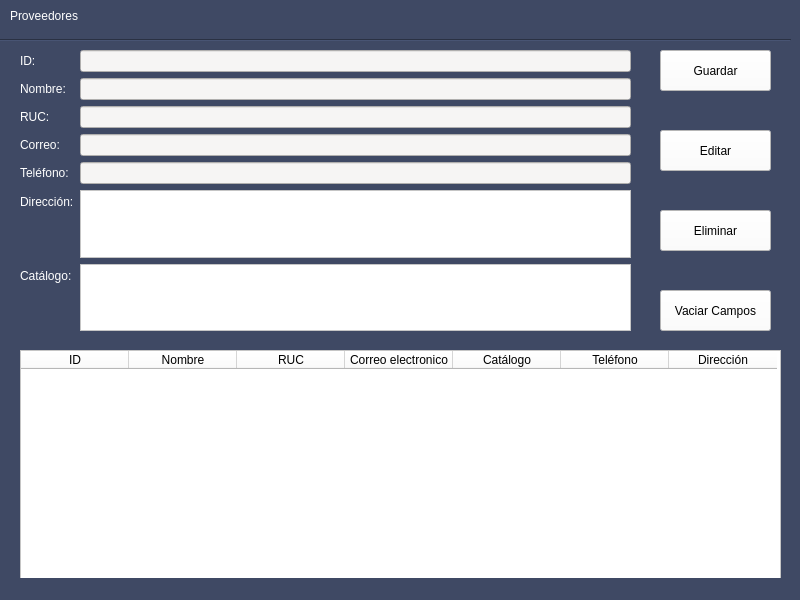
This is Proyecto/Interfaces/Ui/Proveedores.ui in EdCenten0/MAPA-Python as Qt 5 draws it before an edit. The edited form follows.
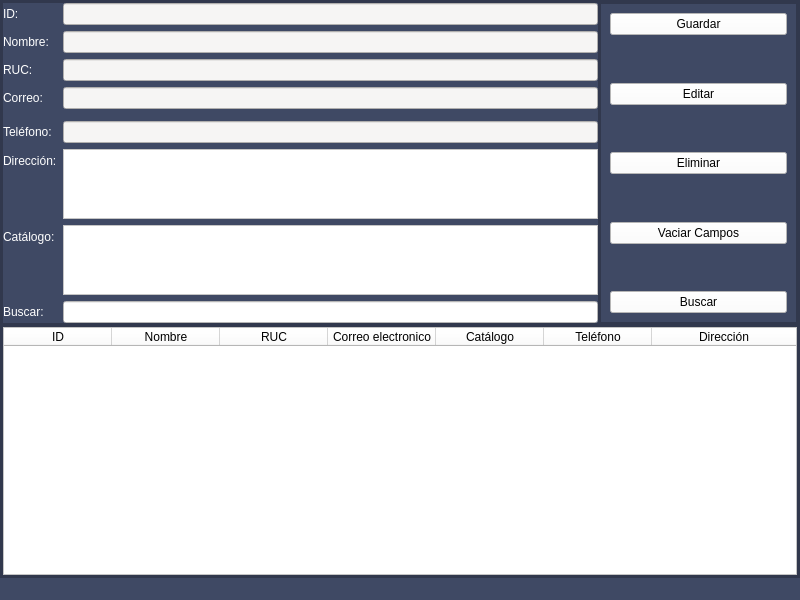
This is the edited form.

Commit message: Frm_proveedor responsive y agregue el buscar (Falta darle acción)

What changed in the file:
```diff
--- a/Proyecto/Interfaces/Ui/Proveedores.ui
+++ b/Proyecto/Interfaces/Ui/Proveedores.ui
@@ -17,172 +17,99 @@
    <string notr="true">background-color: rgb(63, 73, 100);</string>
   </property>
   <widget class="QWidget" name="centralwidget">
-   <widget class="Line" name="line">
-    <property name="geometry">
-     <rect>
-      <x>0</x>
-      <y>30</y>
-      <width>791</width>
-      <height>20</height>
-     </rect>
+   <layout class="QVBoxLayout" name="verticalLayout">
+    <property name="spacing">
+     <number>0</number>
     </property>
-    <property name="sizePolicy">
-     <sizepolicy hsizetype="Fixed" vsizetype="Fixed">
-      <horstretch>0</horstretch>
-      <verstretch>0</verstretch>
-     </sizepolicy>
+    <property name="leftMargin">
+     <number>0</number>
     </property>
-    <property name="orientation">
-     <enum>Qt::Horizontal</enum>
+    <property name="topMargin">
+     <number>0</number>
     </property>
-   </widget>
-   <widget class="QLabel" name="label">
-    <property name="geometry">
-     <rect>
-      <x>10</x>
-      <y>0</y>
-      <width>191</width>
-      <height>31</height>
-     </rect>
+    <property name="rightMargin">
+     <number>0</number>
     </property>
-    <property name="styleSheet">
-     <string notr="true">font: 15pt &quot;MS Shell Dlg 2&quot;;
-color: rgb(255, 255, 255);</string>
+    <property name="bottomMargin">
+     <number>0</number>
     </property>
-    <property name="text">
-     <string>Proveedores</string>
-    </property>
-   </widget>
-   <widget class="QTableWidget" name="tb_Proveedor">
-    <property name="geometry">
-     <rect>
-      <x>20</x>
-      <y>350</y>
-      <width>761</width>
-      <height>231</height>
-     </rect>
-    </property>
-    <property name="cursor" stdset="0">
-     <cursorShape>PointingHandCursor</cursorShape>
-    </property>
-    <property name="styleSheet">
-     <string notr="true">background-color: rgb(255, 255, 255);</string>
-    </property>
-    <attribute name="horizontalHeaderDefaultSectionSize">
-     <number>108</number>
-    </attribute>
-    <column>
-     <property name="text">
-      <string>ID</string>
-     </property>
-    </column>
-    <column>
-     <property name="text">
-      <string>Nombre</string>
-     </property>
-    </column>
-    <column>
-     <property name="text">
-      <string>RUC</string>
-     </property>
-    </column>
-    <column>
-     <property name="text">
-      <string>Correo electronico</string>
-     </property>
-    </column>
-    <column>
-     <property name="text">
-      <string>Catálogo</string>
-     </property>
-    </column>
-    <column>
-     <property name="text">
-      <string>Teléfono</string>
-     </property>
-    </column>
-    <column>
-     <property name="text">
-      <string>Dirección</string>
-     </property>
-    </column>
-   </widget>
-   <widget class="QPushButton" name="bt_Guardar">
-    <property name="geometry">
-     <rect>
-      <x>660</x>
-      <y>50</y>
-      <width>111</width>
-      <height>41</height>
-     </rect>
-    </property>
-    <property name="styleSheet">
-     <string notr="true">background-color: rgb(255, 255, 255);</string>
-    </property>
-    <property name="text">
-     <string>Guardar</string>
-    </property>
-   </widget>
-   <widget class="QPushButton" name="bt_Editar">
-    <property name="geometry">
-     <rect>
-      <x>660</x>
-      <y>130</y>
-      <width>111</width>
-      <height>41</height>
-     </rect>
-    </property>
+    <item>
+     <widget class="QFrame" name="frame">
+      <property name="frameShape">
+       <enum>QFrame::StyledPanel</enum>
+      </property>
+      <property name="frameShadow">
+       <enum>QFrame::Raised</enum>
+      </property>
+      <layout class="QVBoxLayout" name="verticalLayout_3" stretch="1,1">
+       <property name="spacing">
+        <number>0</number>
+       </property>
+       <property name="leftMargin">
+        <number>0</number>
+       </property>
+       <property name="topMargin">
+        <number>0</number>
+       </property>
+       <property name="rightMargin">
+        <number>0</number>
+       </property>
+       <property name="bottomMargin">
+        <number>0</number>
+       </property>
+       <item>
+        <widget class="QFrame" name="frame_2">
+         <property name="styleSheet">
+          <string notr="true"/>
+         </property>
+         <property name="frameShape">
+          <enum>QFrame::StyledPanel</enum>
+         </property>
+         <property name="frameShadow">
+          <enum>QFrame::Raised</enum>
+         </property>
+         <layout class="QHBoxLayout" name="horizontalLayout_3" stretch="3,1">
+          <property name="spacing">
+           <number>0</number>
+          </property>
+          <property name="leftMargin">
+           <number>0</number>
+          </property>
+          <property name="topMargin">
+           <number>0</number>
+          </property>
+          <property name="rightMargin">
+           <number>0</number>
+          </property>
+          <property name="bottomMargin">
+           <number>0</number>
+          </property>
+          <item>
+           <widget class="QFrame" name="frame_5">
     <property name="styleSheet">
-     <string notr="true">background-color: rgb(255, 255, 255);</string>
-    </property>
-    <property name="text">
-     <string>Editar</string>
-    </property>
-   </widget>
-   <widget class="QPushButton" name="bt_Eliminar">
-    <property name="geometry">
-     <rect>
-      <x>660</x>
-      <y>210</y>
-      <width>111</width>
-      <height>41</height>
-     </rect>
-    </property>
-    <property name="styleSheet">
-     <string notr="true">background-color: rgb(255, 255, 255);</string>
-    </property>
-    <property name="text">
-     <string>Eliminar</string>
-    </property>
-   </widget>
-   <widget class="QPushButton" name="bt_Vaciar">
-    <property name="geometry">
-     <rect>
-      <x>660</x>
-      <y>290</y>
-      <width>111</width>
-      <height>41</height>
-     </rect>
-    </property>
-    <property name="styleSheet">
-     <string notr="true">background-color: rgb(255, 255, 255);</string>
-    </property>
-    <property name="text">
-     <string>Vaciar Campos</string>
-    </property>
-   </widget>
-   <widget class="QWidget" name="formLayoutWidget">
-    <property name="geometry">
-     <rect>
-      <x>20</x>
-      <y>50</y>
-      <width>611</width>
-      <height>281</height>
-     </rect>
-    </property>
-    <layout class="QFormLayout" name="formLayout_2">
+             <string notr="true"/>
+            </property>
+            <property name="frameShape">
+             <enum>QFrame::StyledPanel</enum>
+            </property>
+            <property name="frameShadow">
+             <enum>QFrame::Raised</enum>
+            </property>
+            <layout class="QFormLayout" name="formLayout">
+             <property name="leftMargin">
+              <number>0</number>
+             </property>
+             <property name="topMargin">
+              <number>0</number>
+             </property>
+             <property name="rightMargin">
+              <number>0</number>
+             </property>
+             <property name="bottomMargin">
+              <number>0</number>
+             </property>
      <item row="0" column="0">
-      <widget class="QLabel" name="label_6">
+              <widget class="QLabel" name="label_21">
        <property name="styleSheet">
         <string notr="true">font: 14pt &quot;Ubuntu&quot;;
 color: rgb(255, 255, 255);</string>
@@ -192,8 +119,18 @@
        </property>
       </widget>
      </item>
+             <item row="0" column="1">
+              <widget class="QLineEdit" name="line_id">
+               <property name="enabled">
+                <bool>false</bool>
+               </property>
+               <property name="styleSheet">
+                <string notr="true">background-color: rgb(246, 245, 244);</string>
+               </property>
+              </widget>
+             </item>
      <item row="2" column="0">
-      <widget class="QLabel" name="label_7">
+              <widget class="QLabel" name="label_20">
        <property name="styleSheet">
         <string notr="true">font: 14pt &quot;Ubuntu&quot;;
 color: rgb(255, 255, 255);</string>
@@ -203,8 +140,18 @@
        </property>
       </widget>
      </item>
+             <item row="2" column="1">
+              <widget class="QLineEdit" name="line_nombre">
+               <property name="enabled">
+                <bool>true</bool>
+               </property>
+               <property name="styleSheet">
+                <string notr="true">background-color: rgb(246, 245, 244);</string>
+               </property>
+              </widget>
+             </item>
      <item row="4" column="0">
-      <widget class="QLabel" name="label_8">
+              <widget class="QLabel" name="label_24">
        <property name="styleSheet">
         <string notr="true">font: 14pt &quot;Ubuntu&quot;;
 color: rgb(255, 255, 255);</string>
@@ -214,8 +161,18 @@
        </property>
       </widget>
      </item>
+             <item row="4" column="1">
+              <widget class="QLineEdit" name="line_ruc">
+               <property name="enabled">
+                <bool>true</bool>
+               </property>
+               <property name="styleSheet">
+                <string notr="true">background-color: rgb(246, 245, 244);</string>
+               </property>
+              </widget>
+             </item>
      <item row="6" column="0">
-      <widget class="QLabel" name="label_9">
+              <widget class="QLabel" name="label_25">
        <property name="styleSheet">
         <string notr="true">font: 14pt &quot;Ubuntu&quot;;
 color: rgb(255, 255, 255);</string>
@@ -225,38 +182,8 @@
        </property>
       </widget>
      </item>
-     <item row="0" column="1">
-      <widget class="QLineEdit" name="line_Id">
-       <property name="enabled">
-        <bool>false</bool>
-       </property>
-       <property name="styleSheet">
-        <string notr="true">background-color: rgb(246, 245, 244);</string>
-       </property>
-      </widget>
-     </item>
-     <item row="2" column="1">
-      <widget class="QLineEdit" name="line_Nombre">
-       <property name="enabled">
-        <bool>true</bool>
-       </property>
-       <property name="styleSheet">
-        <string notr="true">background-color: rgb(246, 245, 244);</string>
-       </property>
-      </widget>
-     </item>
-     <item row="4" column="1">
-      <widget class="QLineEdit" name="line_Ruc">
-       <property name="enabled">
-        <bool>true</bool>
-       </property>
-       <property name="styleSheet">
-        <string notr="true">background-color: rgb(246, 245, 244);</string>
-       </property>
-      </widget>
-     </item>
      <item row="6" column="1">
-      <widget class="QLineEdit" name="line_Correo">
+              <widget class="QLineEdit" name="line_correo">
        <property name="enabled">
         <bool>true</bool>
        </property>
@@ -265,19 +192,21 @@
        </property>
       </widget>
      </item>
-     <item row="10" column="0">
-      <widget class="QLabel" name="label_12">
-       <property name="styleSheet">
-        <string notr="true">font: 14pt &quot;Ubuntu&quot;;
-color: rgb(255, 255, 255);</string>
-       </property>
-       <property name="text">
-        <string>Dirección:</string>
-       </property>
-      </widget>
-     </item>
      <item row="8" column="0">
-      <widget class="QLabel" name="label_11">
+              <spacer name="verticalSpacer_5">
+               <property name="orientation">
+                <enum>Qt::Vertical</enum>
+               </property>
+               <property name="sizeHint" stdset="0">
+                <size>
+                 <width>20</width>
+                 <height>40</height>
+                </size>
+               </property>
+              </spacer>
+             </item>
+             <item row="9" column="0">
+              <widget class="QLabel" name="label_22">
        <property name="styleSheet">
         <string notr="true">font: 14pt &quot;Ubuntu&quot;;
 color: rgb(255, 255, 255);</string>
@@ -287,25 +216,36 @@
        </property>
       </widget>
      </item>
+             <item row="9" column="1">
+              <widget class="QLineEdit" name="line_telefono">
+               <property name="enabled">
+                <bool>true</bool>
+               </property>
+               <property name="styleSheet">
+                <string notr="true">background-color: rgb(246, 245, 244);</string>
+               </property>
+              </widget>
+             </item>
+             <item row="10" column="0">
+              <widget class="QLabel" name="label_23">
+               <property name="styleSheet">
+                <string notr="true">font: 14pt &quot;Ubuntu&quot;;
+color: rgb(255, 255, 255);</string>
+               </property>
+               <property name="text">
+                <string>Dirección:</string>
+               </property>
+              </widget>
+             </item>
      <item row="10" column="1">
-      <widget class="QTextEdit" name="line_Direccion">
+              <widget class="QTextEdit" name="line_direccion">
        <property name="styleSheet">
         <string notr="true">background-color: rgb(255, 255, 255);</string>
        </property>
       </widget>
      </item>
-     <item row="8" column="1">
-      <widget class="QLineEdit" name="line_Telefono">
-       <property name="enabled">
-        <bool>true</bool>
-       </property>
-       <property name="styleSheet">
-        <string notr="true">background-color: rgb(246, 245, 244);</string>
-       </property>
-      </widget>
-     </item>
-     <item row="11" column="0">
-      <widget class="QLabel" name="label_10">
+             <item row="13" column="0">
+              <widget class="QLabel" name="label_26">
        <property name="styleSheet">
         <string notr="true">font: 14pt &quot;Ubuntu&quot;;
 color: rgb(255, 255, 255);</string>
@@ -315,25 +255,293 @@
        </property>
       </widget>
      </item>
-     <item row="11" column="1">
-      <widget class="QTextEdit" name="line_Catalogo">
+             <item row="13" column="1">
+              <widget class="QTextEdit" name="line_catalogo">
        <property name="styleSheet">
         <string notr="true">background-color: rgb(255, 255, 255);</string>
        </property>
       </widget>
      </item>
-    </layout>
-   </widget>
-  </widget>
-  <widget class="QMenuBar" name="menubar">
-   <property name="geometry">
-    <rect>
-     <x>0</x>
-     <y>0</y>
-     <width>800</width>
-     <height>21</height>
-    </rect>
-   </property>
+             <item row="14" column="0">
+              <widget class="QLabel" name="label_27">
+               <property name="styleSheet">
+                <string notr="true">font: 14pt &quot;Ubuntu&quot;;
+color: rgb(255, 255, 255);</string>
+               </property>
+               <property name="text">
+                <string>Buscar:</string>
+               </property>
+              </widget>
+             </item>
+             <item row="14" column="1">
+              <widget class="QLineEdit" name="line_buscar_proveedores">
+               <property name="styleSheet">
+                <string notr="true">background-color: rgb(255, 255, 255);</string>
+               </property>
+              </widget>
+             </item>
+            </layout>
+           </widget>
+          </item>
+          <item>
+           <widget class="QFrame" name="frame_6">
+            <property name="frameShape">
+             <enum>QFrame::StyledPanel</enum>
+            </property>
+            <property name="frameShadow">
+             <enum>QFrame::Raised</enum>
+            </property>
+            <layout class="QVBoxLayout" name="verticalLayout_10">
+             <property name="spacing">
+              <number>0</number>
+             </property>
+             <property name="leftMargin">
+              <number>0</number>
+             </property>
+             <property name="topMargin">
+              <number>0</number>
+             </property>
+             <property name="rightMargin">
+              <number>0</number>
+             </property>
+             <property name="bottomMargin">
+              <number>0</number>
+             </property>
+             <item>
+              <widget class="QFrame" name="frame_7">
+               <property name="frameShape">
+                <enum>QFrame::StyledPanel</enum>
+               </property>
+               <property name="frameShadow">
+                <enum>QFrame::Raised</enum>
+               </property>
+               <layout class="QVBoxLayout" name="verticalLayout_9">
+                <item>
+                 <widget class="QPushButton" name="bt_Guardar">
+                  <property name="styleSheet">
+                   <string notr="true">background-color: rgb(255, 255, 255);</string>
+                  </property>
+                  <property name="text">
+                   <string>Guardar</string>
+                  </property>
+                 </widget>
+                </item>
+                <item>
+                 <spacer name="verticalSpacer">
+                  <property name="orientation">
+                   <enum>Qt::Vertical</enum>
+                  </property>
+                  <property name="sizeHint" stdset="0">
+                   <size>
+                    <width>20</width>
+                    <height>40</height>
+                   </size>
+                  </property>
+                 </spacer>
+                </item>
+                <item>
+                 <widget class="QPushButton" name="bt_Editar">
+                  <property name="styleSheet">
+                   <string notr="true">background-color: rgb(255, 255, 255);</string>
+                  </property>
+                  <property name="text">
+                   <string>Editar</string>
+                  </property>
+                 </widget>
+                </item>
+                <item>
+                 <spacer name="verticalSpacer_2">
+                  <property name="orientation">
+                   <enum>Qt::Vertical</enum>
+                  </property>
+                  <property name="sizeHint" stdset="0">
+                   <size>
+                    <width>20</width>
+                    <height>40</height>
+                   </size>
+                  </property>
+                 </spacer>
+                </item>
+                <item>
+                 <widget class="QPushButton" name="bt_Eliminar">
+                  <property name="styleSheet">
+                   <string notr="true">background-color: rgb(255, 255, 255);</string>
+                  </property>
+                  <property name="text">
+                   <string>Eliminar</string>
+                  </property>
+                 </widget>
+                </item>
+                <item>
+                 <spacer name="verticalSpacer_3">
+                  <property name="orientation">
+                   <enum>Qt::Vertical</enum>
+                  </property>
+                  <property name="sizeHint" stdset="0">
+                   <size>
+                    <width>20</width>
+                    <height>40</height>
+                   </size>
+                  </property>
+                 </spacer>
+                </item>
+                <item>
+                 <widget class="QPushButton" name="bt_Vaciar">
+                  <property name="styleSheet">
+                   <string notr="true">background-color: rgb(255, 255, 255);</string>
+                  </property>
+                  <property name="text">
+                   <string>Vaciar Campos</string>
+                  </property>
+                 </widget>
+                </item>
+                <item>
+                 <spacer name="verticalSpacer_4">
+                  <property name="orientation">
+                   <enum>Qt::Vertical</enum>
+                  </property>
+                  <property name="sizeHint" stdset="0">
+                   <size>
+                    <width>20</width>
+                    <height>40</height>
+                   </size>
+                  </property>
+                 </spacer>
+                </item>
+                <item>
+                 <widget class="QPushButton" name="bt_Buscar_Proveedor">
+                  <property name="styleSheet">
+                   <string notr="true">background-color: rgb(255, 255, 255);</string>
+                  </property>
+                  <property name="text">
+                   <string>Buscar</string>
+                  </property>
+                 </widget>
+                </item>
+               </layout>
+              </widget>
+             </item>
+            </layout>
+           </widget>
+          </item>
+         </layout>
+        </widget>
+       </item>
+       <item>
+        <widget class="QFrame" name="frame_3">
+         <property name="styleSheet">
+          <string notr="true"/>
+         </property>
+         <property name="frameShape">
+          <enum>QFrame::StyledPanel</enum>
+         </property>
+         <property name="frameShadow">
+          <enum>QFrame::Raised</enum>
+         </property>
+         <layout class="QVBoxLayout" name="verticalLayout_6">
+          <property name="spacing">
+           <number>0</number>
+          </property>
+          <property name="leftMargin">
+           <number>0</number>
+          </property>
+          <property name="topMargin">
+           <number>0</number>
+          </property>
+          <property name="rightMargin">
+           <number>0</number>
+          </property>
+          <property name="bottomMargin">
+           <number>0</number>
+          </property>
+          <item>
+           <widget class="QFrame" name="frame_4">
+            <property name="frameShape">
+             <enum>QFrame::StyledPanel</enum>
+            </property>
+            <property name="frameShadow">
+             <enum>QFrame::Raised</enum>
+            </property>
+            <layout class="QVBoxLayout" name="verticalLayout_7">
+             <property name="spacing">
+              <number>0</number>
+             </property>
+             <property name="leftMargin">
+              <number>0</number>
+             </property>
+             <property name="topMargin">
+              <number>0</number>
+             </property>
+             <property name="rightMargin">
+              <number>0</number>
+             </property>
+             <property name="bottomMargin">
+              <number>0</number>
+             </property>
+             <item>
+              <widget class="QTableWidget" name="tb_Proveedor">
+               <property name="cursor" stdset="0">
+                <cursorShape>PointingHandCursor</cursorShape>
+               </property>
+               <property name="styleSheet">
+                <string notr="true">background-color: rgb(255, 255, 255);</string>
+               </property>
+               <attribute name="horizontalHeaderDefaultSectionSize">
+                <number>108</number>
+               </attribute>
+               <attribute name="horizontalHeaderStretchLastSection">
+                <bool>true</bool>
+               </attribute>
+               <attribute name="verticalHeaderVisible">
+                <bool>true</bool>
+               </attribute>
+               <column>
+                <property name="text">
+                 <string>ID</string>
+                </property>
+               </column>
+               <column>
+                <property name="text">
+                 <string>Nombre</string>
+                </property>
+               </column>
+               <column>
+                <property name="text">
+                 <string>RUC</string>
+                </property>
+               </column>
+               <column>
+                <property name="text">
+                 <string>Correo electronico</string>
+                </property>
+               </column>
+               <column>
+                <property name="text">
+                 <string>Catálogo</string>
+                </property>
+               </column>
+               <column>
+                <property name="text">
+                 <string>Teléfono</string>
+                </property>
+               </column>
+               <column>
+                <property name="text">
+                 <string>Dirección</string>
+                </property>
+               </column>
+              </widget>
+             </item>
+            </layout>
+           </widget>
+          </item>
+         </layout>
+        </widget>
+       </item>
+      </layout>
+     </widget>
+    </item>
+   </layout>
   </widget>
   <widget class="QStatusBar" name="statusbar"/>
  </widget>
```
Lines whose indentation alone changed are shown as unchanged. The commit also changes 2 other files.
